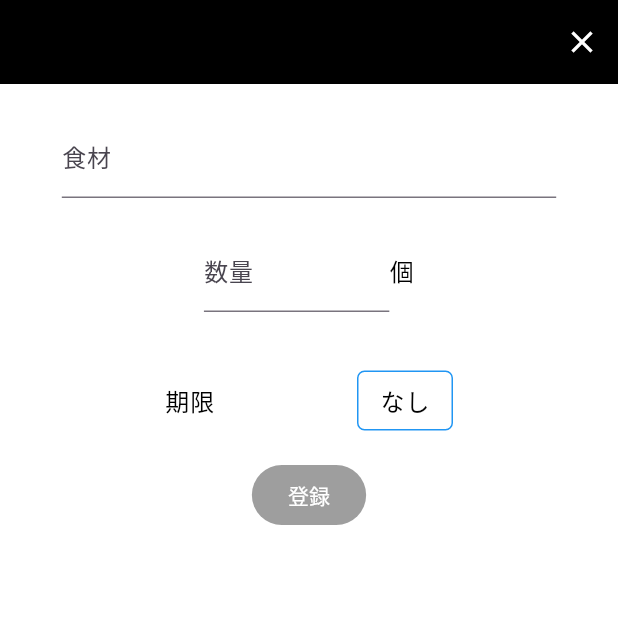
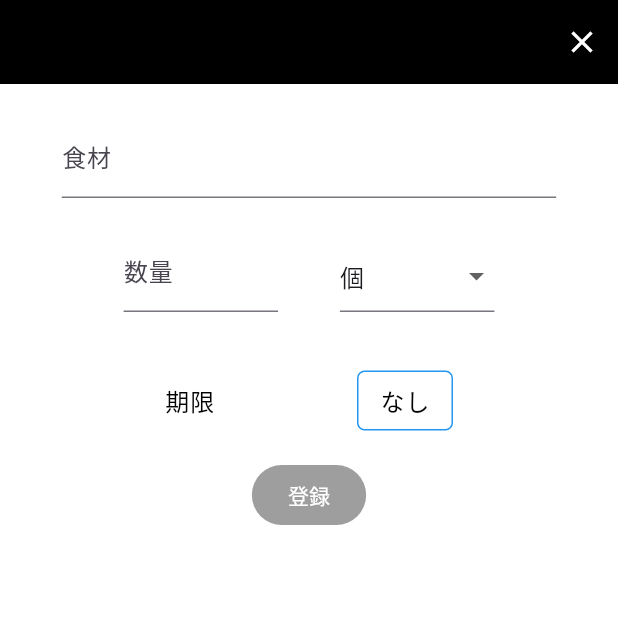
Before and after one commit to n-kenta-n/share_fridge_app, a Flutter app: the AddItemScreen screen opened directly, on a phone screen of 412 x 824 dp, the top half of it. Run offline on Flutter 3.47's test engine with Material 3 defaults, Android fonts, the phone set to English and light mode, and no system bars; our stand-ins replace flutter_dotenv, flutter_riverpod, freezed_annotation, supabase_flutter; accounts and stored records are empty.

```diff
--- a/lib/modules/items/item_list_provider.dart
+++ b/lib/modules/items/item_list_provider.dart
@@ -75,12 +75,14 @@ class ItemListNotifier extends AsyncNotifier<List<Item>> {
   Future<void> addItem(
     String itemName,
     double amount,
+    String unit,
     String? limitDate,
     User user,
   ) async {
     Item newItem = await ItemRepository().add(
       itemName,
       amount,
+      unit,
       limitDate,
       user,
     ); // DBに追加
--- a/lib/modules/items/item_repository.dart
+++ b/lib/modules/items/item_repository.dart
@@ -5,6 +5,7 @@ class ItemRepository {
   Future<Item> add(
     String itemName,
     double amount,
+    String unit,
     String? limitDate,
     User user,
   ) async {
@@ -12,6 +13,7 @@ class ItemRepository {
         await Supabase.instance.client.from('items').insert({
           'item_name': itemName,
           'amount': amount,
+          'unit': unit,
           'limit_date': limitDate,
           'user_id': user.id,
         }).select();
@@ -20,6 +22,7 @@ class ItemRepository {
       'id': item['id'],
       'itemName': item['item_name'],
       'amount': item['amount'],
+      'unit': item['unit'],
       'limitDate': item['limit_date'],
       'userId': item['user_id'],
     });
@@ -39,6 +42,7 @@ class ItemRepository {
           (item) => Item.fromJson({
             'id': item['id'],
             'itemName': item['item_name'],
+            'unit': item['unit'],
             'amount': item['amount'],
             'limitDate': item['limit_date'],
             'userId': item['user_id'],
@@ -68,6 +72,7 @@ class ItemRepository {
       'id': item['id'],
       'itemName': item['item_name'],
       'amount': item['amount'],
+      'unit': item['unit'],
       'limitDate': item['limit_date'],
       'userId': item['user_id'],
     });
@@ -84,6 +89,7 @@ class ItemRepository {
       'id': item['id'],
       'itemName': item['item_name'],
       'amount': item['amount'],
+      'unit': item['unit'],
       'limitDate': item['limit_date'],
       'userId': item['user_id'],
     });
--- a/lib/screens/add_item_screen.dart
+++ b/lib/screens/add_item_screen.dart
@@ -22,6 +22,8 @@ class AddItemState extends ConsumerState<AddItemScreen> {
   String? _limitDate;
   String _displayDate = 'なし';
   SnackBar? mySnackBar;
+  static List<String> unitList = <String>['個', 'ｇ', '㎖', 'パック'];
+  String _unit = unitList.first;
 
   @override
   void dispose() {
@@ -73,12 +75,15 @@ class AddItemState extends ConsumerState<AddItemScreen> {
   void _addItem() async {
     if (_itemController.text == '' || _amount <= 0) return;
     final currentUser = ref.watch(currentUserProvider);
-    await ref.read(itemListProvider.notifier).addItem(
-      _itemController.text,
-      _amount,
-      _limitDate,
-      currentUser!,
-    );
+    await ref
+        .read(itemListProvider.notifier)
+        .addItem(
+          _itemController.text,
+          _amount,
+          _unit,
+          _limitDate,
+          currentUser!,
+        );
     setState(() {
       _displayDate = 'なし';
     });
@@ -144,9 +149,10 @@ class AddItemState extends ConsumerState<AddItemScreen> {
               margin: const EdgeInsets.all(20),
               child: Row(
                 mainAxisAlignment: MainAxisAlignment.center,
+                crossAxisAlignment: CrossAxisAlignment.end,
                 children: [
                   SizedBox(
-                    width: MediaQuery.of(context).size.width * 0.3,
+                    width: MediaQuery.of(context).size.width * 0.25,
                     child: TextFormField(
                       keyboardType: TextInputType.numberWithOptions(
                         decimal: true,
@@ -160,7 +166,27 @@ class AddItemState extends ConsumerState<AddItemScreen> {
                       controller: _amountController,
                     ),
                   ),
-                  Text('個', style: textTheme.bodyLarge),
+                  SizedBox(width: MediaQuery.of(context).size.width * 0.1),
+                  SizedBox(
+                    width: MediaQuery.of(context).size.width * 0.25,
+                    child: DropdownButtonFormField(
+                      value: _unit,
+                      items:
+                          unitList.map<DropdownMenuItem<String>>((
+                            String value,
+                          ) {
+                            return DropdownMenuItem<String>(
+                              value: value,
+                              child: Text(value),
+                            );
+                          }).toList(),
+                      onChanged: (String? value) {
+                        setState(() {
+                          _unit = value!;
+                        });
+                      },
+                    ),
+                  ),
                 ],
               ),
             ),
--- a/lib/widgets/item_card.dart
+++ b/lib/widgets/item_card.dart
@@ -50,12 +50,13 @@ class ItemCard extends StatelessWidget {
               child: Text(item.itemName, style: textTheme.titleLarge),
             ),
             Row(
+              crossAxisAlignment: CrossAxisAlignment.end,
               children: [
                 Padding(
                   padding: const EdgeInsets.all(10),
                   child: Text(
-                    '数量：${item.amount.toString()}',
-                    style: textTheme.titleMedium,
+                    '${item.amount.toString()} ${item.unit}',
+                    style: textTheme.titleLarge,
                   ),
                 ),
                 Padding(
```
Also changed, not shown: lib/screens/update_item_screen.dart (+30 -14 lines).
